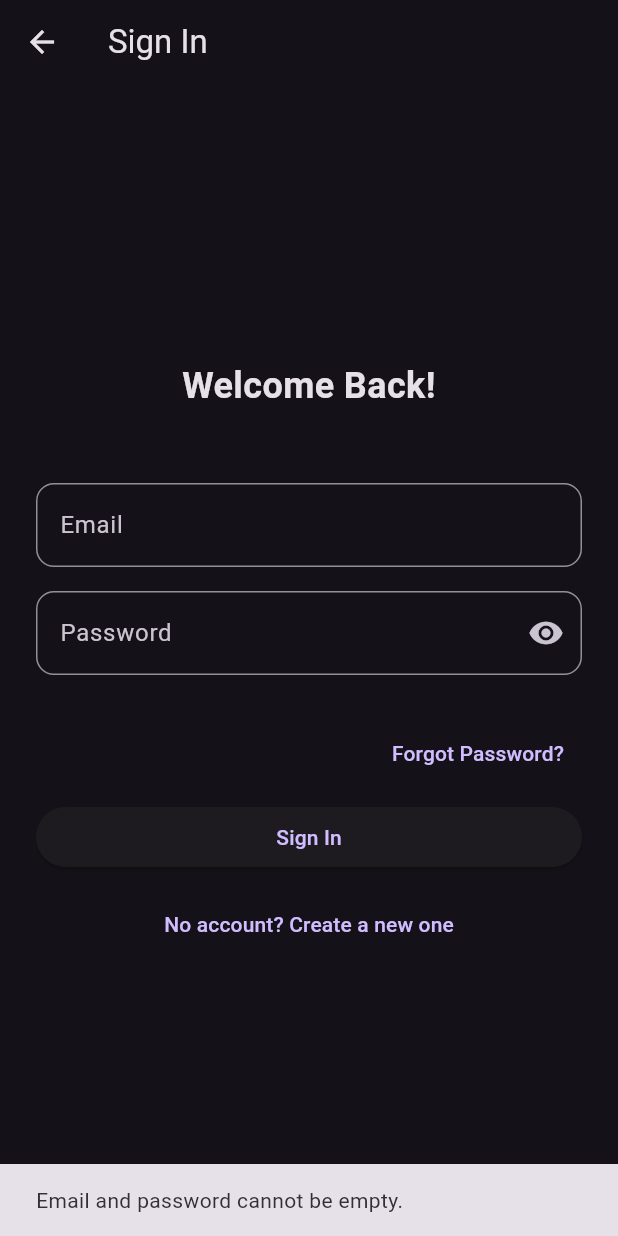
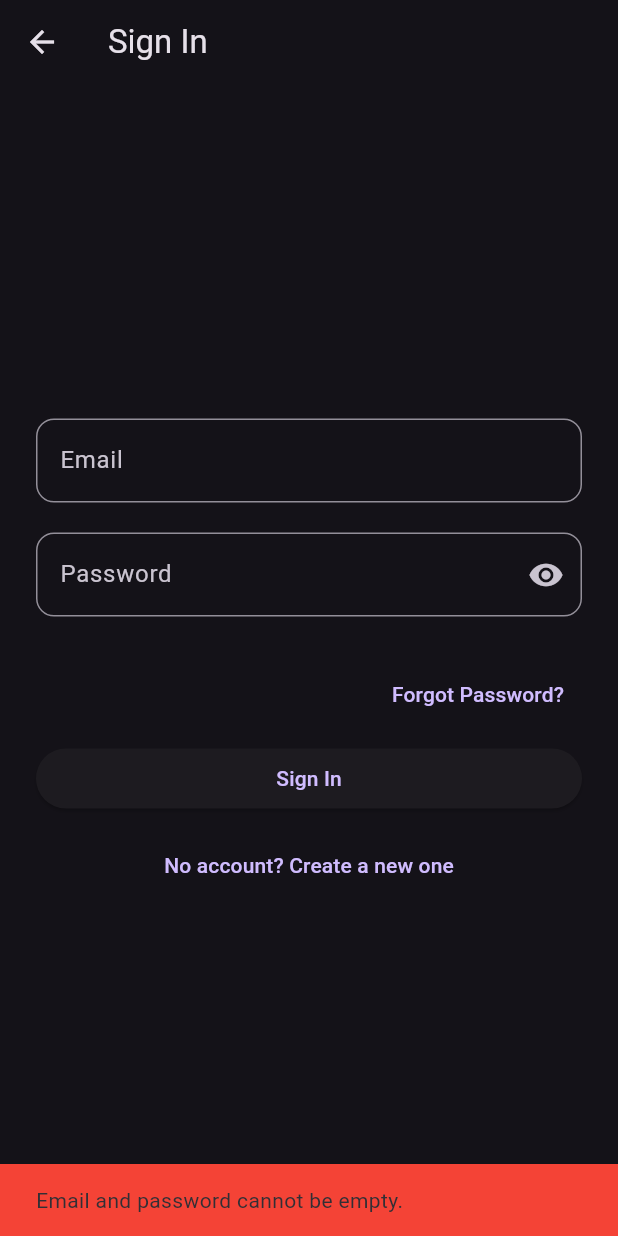
Before and after one commit to asmaaabdalh/smart-safe-project, a Flutter app: the HomePage screen opened directly, after a tap on the "logout" icon, after a tap on "Sign In", on a phone screen of 412 x 824 dp. Run offline on Flutter 3.47's test engine with Material 3 defaults, Android fonts, the light colour scheme and no system bars; our stand-ins replace supabase_flutter; missing offline and left inert: dart:html, mqtt_client; accounts and stored records are empty.

Commit message:
اكتب هنا وصف للتغييرات

```diff
--- a/lib/main.dart
+++ b/lib/main.dart
@@ -43,19 +43,13 @@ class _MyAppState extends State<MyApp> {
     super.initState();
     supabase.auth.onAuthStateChange.listen((data) {
       final AuthChangeEvent event = data.event;
-
-      // الأهم: استخدام else if لضمان عدم التعارض
       if (event == AuthChangeEvent.passwordRecovery) {
-        // Since we are handling the URL redirect for web, we just navigate to the screen
-        // No need for a separate MaterialPageRoute, as the screen is already a route.
-        // We will not push a new route but will check the existing.
-      }
-      // هذا الشرط لن يتم تنفيذه إلا إذا لم يكن الحدث هو passwordRecovery
-      else if (event == AuthChangeEvent.signedIn) {
+        // Since we are handling the URL redirect for web, we just let the router handle it
+      } else if (event == AuthChangeEvent.signedIn) {
         if (supabase.auth.currentUser != null) {
-           Navigator.of(context).pushReplacement(
-              MaterialPageRoute(builder: (context) => const HomePage()),
-           );
+          Navigator.of(context).pushReplacement(
+            MaterialPageRoute(builder: (context) => const HomePage()),
+          );
         }
       }
     });
@@ -67,7 +61,6 @@ class _MyAppState extends State<MyApp> {
       title: 'Smart Safe App',
       theme: ThemeData.dark(),
       debugShowCheckedModeBanner: false,
-      // إضافة المسارات (routes) للتعامل مع الويب
       initialRoute: '/',
       routes: {
         '/': (context) => supabase.auth.currentUser == null
--- a/lib/screens/home_screen.dart
+++ b/lib/screens/home_screen.dart
@@ -1,10 +1,12 @@
+// lib/screens/home_screen.dart
+
 import 'package:flutter/material.dart';
+import 'package:provider/provider.dart';
 import '../services/mqtt_service.dart';
 import '../services/supabase_service.dart';
 import 'signin_screen.dart';
 import 'access_log_screen.dart';
 
-// 1. We convert the screen to a StatefulWidget to manage its state locally.
 class HomePage extends StatefulWidget {
   const HomePage({super.key});
 
@@ -13,14 +15,8 @@ class HomePage extends StatefulWidget {
 }
 
 class _HomePageState extends State<HomePage> {
-  // 2. We define the controllers and services here, once.
   final _passwordController = TextEditingController();
-  final MqttService _mqttService = MqttService();
   final SupabaseService _supabaseService = SupabaseService();
-
-  // A variable to hold the current status (can be updated later)
-  final String _safeStatus = 'Locked';
-  final bool _isConnected = true; // Dummy data for UI, can be updated from MQTT
   bool _isPasswordVisible = false;
 
   @override
@@ -29,13 +25,10 @@ class _HomePageState extends State<HomePage> {
     super.dispose();
   }
 
-  // 3. The unlock function now lives inside the State class.
-  void _unlockSafe() {
+  void _unlockSafe(MqttService mqttService) {
     if (_passwordController.text.isNotEmpty) {
-      // We call the publishPassword function from our service instance
-      _mqttService.publishPassword(_passwordController.text.trim());
+      mqttService.publishPassword(_passwordController.text.trim());
       _passwordController.clear();
-      // You can add a SnackBar here for user feedback if you like
       ScaffoldMessenger.of(context).showSnackBar(
         const SnackBar(content: Text('Unlock command sent!')),
       );
@@ -46,8 +39,7 @@ class _HomePageState extends State<HomePage> {
   Widget build(BuildContext context) {
     return Scaffold(
       appBar: AppBar(
-        title: const Text('Smart Safe Control'),
-        automaticallyImplyLeading: false,
+        title: const Text('Smart Safe'),
         actions: [
           IconButton(
             icon: const Icon(Icons.history),
@@ -60,9 +52,9 @@ class _HomePageState extends State<HomePage> {
           ),
           IconButton(
             icon: const Icon(Icons.logout),
-            onPressed: () async { // Made async for proper signout
+            onPressed: () async {
               await _supabaseService.signOut();
-              if(mounted){
+              if (mounted) {
                 Navigator.pushReplacement(
                   context,
                   MaterialPageRoute(builder: (context) => const SignInScreen()),
@@ -72,63 +64,64 @@ class _HomePageState extends State<HomePage> {
           ),
         ],
       ),
-      body: Padding(
+      body: SingleChildScrollView(
         padding: const EdgeInsets.all(24.0),
-        child: Column(
-          mainAxisAlignment: MainAxisAlignment.center,
+        child: Consumer<MqttService>(
+          builder: (context, mqttService, child) {
+            return Column(
               crossAxisAlignment: CrossAxisAlignment.stretch,
               children: [
-            // 4. The UI is the same, but uses our local state variables.
-            Container(
-              padding: const EdgeInsets.all(16),
-              decoration: BoxDecoration(
-                color: _isConnected ? Colors.green.withOpacity(0.1) : Colors.red.withOpacity(0.1),
-                borderRadius: BorderRadius.circular(16),
-                border: Border.all(
-                  color: _isConnected ? Colors.green : Colors.red,
-                ),
-              ),
+                Card(
+                  elevation: 4,
+                  shape: RoundedRectangleBorder(borderRadius: BorderRadius.circular(12)),
+                  child: Padding(
+                    padding: const EdgeInsets.all(16.0),
                     child: Column(
                       children: [
+                        Row(
+                          children: [
+                            Icon(
+                              mqttService.isConnected ? Icons.circle : Icons.error,
+                              color: mqttService.isConnected ? Colors.green : Colors.red,
+                              size: 16,
+                            ),
+                            const SizedBox(width: 8),
                             Text(
-                    'Safe Status',
-                    style: TextStyle(
-                      fontSize: 16,
-                      fontWeight: FontWeight.bold,
-                      color: Colors.white.withOpacity(0.7),
+                              mqttService.isConnected ? 'Connected to MQTT' : 'Connecting...',
+                              style: const TextStyle(fontSize: 16, fontWeight: FontWeight.bold),
                             ),
+                          ],
                         ),
-                  const SizedBox(height: 8),
+                        const SizedBox(height: 12),
                         Text(
-                    _safeStatus,
-                    style: TextStyle(
-                      fontSize: 32,
-                      fontWeight: FontWeight.bold,
-                      color: _safeStatus == 'Locked' ? Colors.redAccent : Colors.green,
+                          'Safe Status: ${mqttService.safeStatus}',
+                          style: const TextStyle(fontSize: 20, fontWeight: FontWeight.bold),
+                        ),
+                        if (mqttService.wrongAttempts > 0)
+                          Padding(
+                            padding: const EdgeInsets.only(top: 8.0),
+                            child: Text(
+                              'Wrong Attempts: ${mqttService.wrongAttempts}',
+                              style: const TextStyle(fontSize: 16, color: Colors.yellow),
                             ),
                           ),
                       ],
                     ),
                   ),
-            const SizedBox(height: 48),
-
-            TextFormField(
+                ),
+                const SizedBox(height: 32),
+                TextField(
                   controller: _passwordController,
                   obscureText: !_isPasswordVisible,
                   decoration: InputDecoration(
                     labelText: 'Enter Password to Unlock',
                     border: OutlineInputBorder(
                       borderRadius: BorderRadius.circular(12),
-
-
                     ),
                     suffixIcon: IconButton(
                       icon: Icon(
-                      _isPasswordVisible
-                          ? Icons.visibility_off
-                          : Icons.visibility,
+                        _isPasswordVisible ? Icons.visibility_off : Icons.visibility,
                       ),
-                    // -->> (Step 3) Toggle the state when the icon is pressed <<--
                       onPressed: () {
                         setState(() {
                           _isPasswordVisible = !_isPasswordVisible;
@@ -136,12 +129,10 @@ class _HomePageState extends State<HomePage> {
                       },
                     ),
                   ),
-
                 ),
                 const SizedBox(height: 24),
-
                 ElevatedButton(
-              onPressed: _unlockSafe, // The button now calls our local function
+                  onPressed: mqttService.isConnected ? () => _unlockSafe(mqttService) : null,
                   style: ElevatedButton.styleFrom(
                     padding: const EdgeInsets.symmetric(vertical: 16),
                     shape: RoundedRectangleBorder(
@@ -155,6 +146,8 @@ class _HomePageState extends State<HomePage> {
                   ),
                 ),
               ],
+            );
+          },
         ),
       ),
     );
--- a/lib/screens/signin_screen.dart
+++ b/lib/screens/signin_screen.dart
@@ -68,7 +68,10 @@ class _SignInScreenState extends State<SignInScreen> {
   void _showSnackBar(String message) {
     if (mounted) {
       ScaffoldMessenger.of(context).showSnackBar(
-        SnackBar(content: Text(message)),
+        SnackBar(
+          content: Text(message),
+          backgroundColor: Colors.red,
+        ),
       );
     }
   }
@@ -82,18 +85,10 @@ class _SignInScreenState extends State<SignInScreen> {
       body: Center(
         child: SingleChildScrollView(
           padding: const EdgeInsets.all(24.0),
-          child: ConstrainedBox(
-            constraints: const BoxConstraints(maxWidth: 400),
           child: Column(
             mainAxisAlignment: MainAxisAlignment.center,
             crossAxisAlignment: CrossAxisAlignment.stretch,
             children: [
-                const Text(
-                  'Welcome Back!',
-                  style: TextStyle(fontSize: 24, fontWeight: FontWeight.bold),
-                  textAlign: TextAlign.center,
-                ),
-                const SizedBox(height: 48),
               TextFormField(
                 controller: _emailController,
                 decoration: InputDecoration(
@@ -104,7 +99,7 @@ class _SignInScreenState extends State<SignInScreen> {
                 ),
                 keyboardType: TextInputType.emailAddress,
               ),
-                const SizedBox(height: 16),
+              const SizedBox(height: 20),
               TextFormField(
                 controller: _passwordController,
                 obscureText: !_isPasswordVisible,
@@ -115,9 +110,7 @@ class _SignInScreenState extends State<SignInScreen> {
                   ),
                   suffixIcon: IconButton(
                     icon: Icon(
-                        _isPasswordVisible
-                            ? Icons.visibility_off
-                            : Icons.visibility,
+                      _isPasswordVisible ? Icons.visibility_off : Icons.visibility,
                     ),
                     onPressed: () {
                       setState(() {
@@ -163,7 +156,6 @@ class _SignInScreenState extends State<SignInScreen> {
           ),
         ),
       ),
-      ),
     );
   }
 }
--- a/lib/services/mqtt_service.dart
+++ b/lib/services/mqtt_service.dart
@@ -15,7 +15,6 @@ class MqttService with ChangeNotifier {
   bool _isConnected = false;
   bool get isConnected => _isConnected;
 
-  // New variable to store the number of wrong attempts
   int _wrongAttempts = 0;
   int get wrongAttempts => _wrongAttempts;
 
@@ -24,6 +23,7 @@ class MqttService with ChangeNotifier {
   }
 
   void _initializeClient() {
+    // 💡 تم تعديل هذا السطر ليتوافق مع لوحة تحكم HiveMQ الخاصة بك
     client = MqttBrowserClient('wss://mqtt-dashboard.com:8884/mqtt', clientIdentifier);
     client.logging(on: true);
     client.keepAlivePeriod = 20;
@@ -56,9 +56,7 @@ class MqttService with ChangeNotifier {
 
       print('Received status update: $payload');
 
-      // Check if the message contains the number of wrong attempts
       if (payload.startsWith('ALARM:')) {
-        // Extract the number and update the state
         final parts = payload.split(':');
         if (parts.length > 1) {
           try {
@@ -66,13 +64,12 @@ class MqttService with ChangeNotifier {
             _safeStatus = 'ALARM';
           } catch (e) {
             print('Failed to parse wrong attempts count: $e');
-            _wrongAttempts = 0; // Reset on parse error
+            _wrongAttempts = 0;
             _safeStatus = payload;
           }
         }
       } else {
         _safeStatus = payload;
-        // Reset wrong attempts when the status is not ALARM or LOCKED
         if (_safeStatus != 'LOCKED') {
           _wrongAttempts = 0;
         }
@@ -92,7 +89,6 @@ class MqttService with ChangeNotifier {
     print('MQTT_LOGS:: Subscribed to topic: $topic');
   }
 
-  // The corrected publish method
   void publishPassword(String password) {
     if (!_isConnected) {
       print('Not connected to MQTT broker!');
--- a/lib/services/supabase_service.dart
+++ b/lib/services/supabase_service.dart
@@ -1,7 +1,6 @@
 // supabase_service.dart
 import 'package:supabase_flutter/supabase_flutter.dart';
 import 'package:flutter/foundation.dart';
-
 import '../main.dart';
 
 class SupabaseService {
@@ -92,11 +91,11 @@ class SupabaseService {
         // تأكد أن هذا الرابط هو الصحيح ويتطابق مع ما في Supabase Dashboard
         redirectTo: 'https://my-safe-control-1.web.app/#/update-password',
       );
-      return null; // Return null on success
+      return null;
     } on AuthException catch (e) {
       return e.message;
     } catch (e) {
-      return 'An unexpected error occurred.';
+      return 'An unexpected error occurred: ${e.toString()}';
     }
   }
 }
```
Lines whose indentation alone changed are shown as unchanged.
